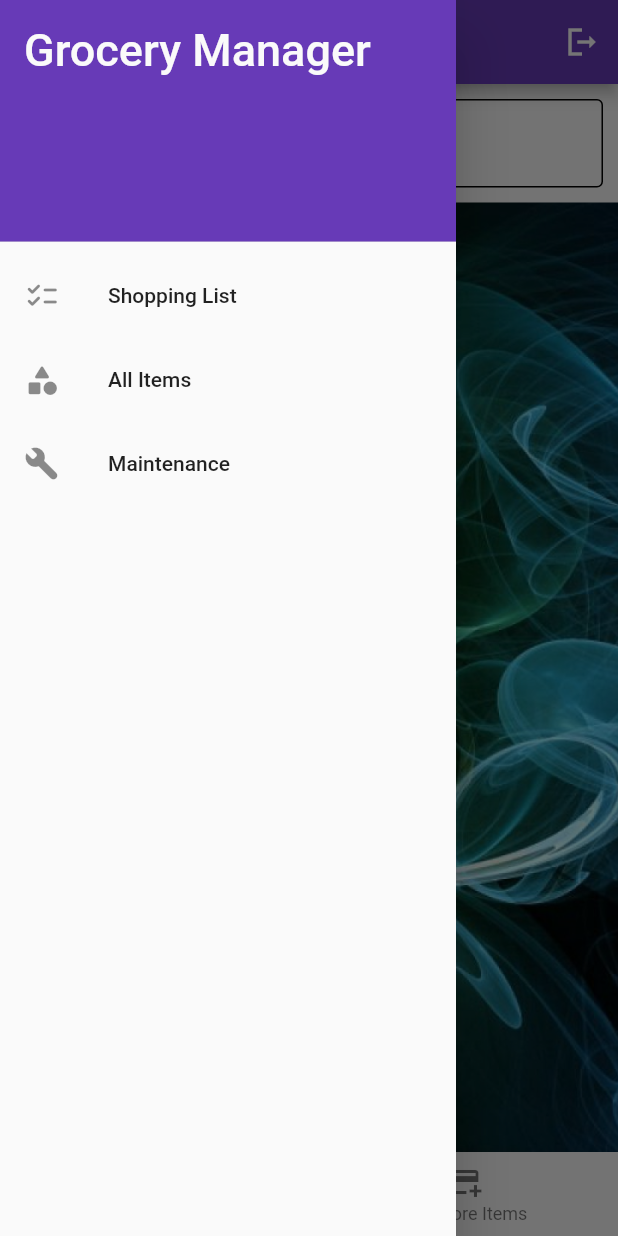
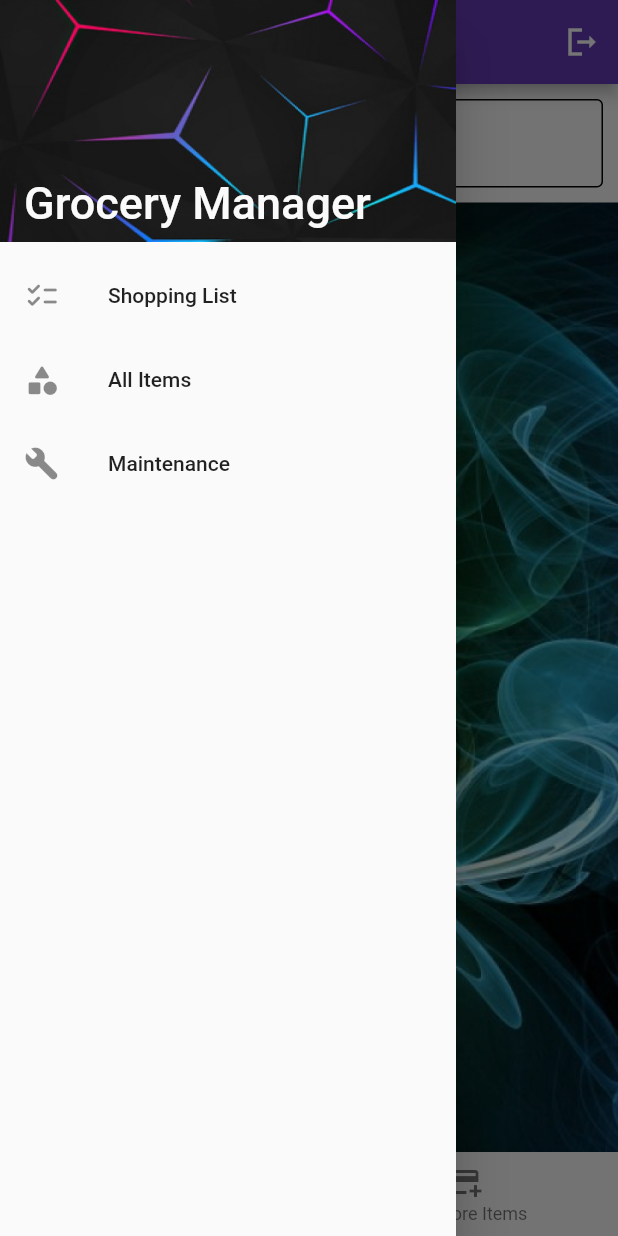
Before and after one commit to mebestaca/Grocery_Manager, a Flutter app: the screen it shows once a user with an empty profile is signed in, with the side drawer open, on a phone screen of 412 x 824 dp. Run offline on Flutter 3.47's test engine with Material 2 defaults, Android fonts, the phone set to English and light mode, and no system bars; our stand-ins replace cloud_firestore, firebase_auth, firebase_core, flutter_slidable, flutter_spinbox, flutter_spinkit; accounts and stored records are empty.

Commit message:
applied new drawer image and installed spinkit

```diff
--- a/lib/pages/dashboard/dashboard.dart
+++ b/lib/pages/dashboard/dashboard.dart
@@ -49,13 +49,20 @@ class _DashboardState extends State<Dashboard> {
           padding: EdgeInsets.zero,
           children: [
             DrawerHeader(
-                decoration: BoxDecoration(
-                    color: Theme.of(context).primaryColor
+                decoration: const BoxDecoration(
+                    image: DecorationImage(
+                        image: AssetImage("assets/grocery_manager_drawer.jpg"),
+                        fit: BoxFit.fill,
+                        alignment: Alignment.center
+                    )
                 ),
-                child: Text("Grocery Manager",
-                  style: TextStyle(
-                      fontSize: 30.0,
-                      color: Theme.of(context).canvasColor
+                child: Container(
+                  alignment: Alignment.bottomLeft,
+                  child: Text("Grocery Manager",
+                    style: TextStyle(
+                        fontSize: 30.0,
+                        color: Theme.of(context).canvasColor
+                    ),
                   ),
                 )
             ),
--- a/pubspec.yaml
+++ b/pubspec.yaml
@@ -42,6 +42,7 @@ dependencies:
   provider: ^6.0.5
   flutter_spinbox: ^0.12.0
   flutter_slidable: ^2.0.0
+  flutter_spinkit: ^5.1.0
 
 dev_dependencies:
   flutter_test:
```
Also changed, not shown: pubspec.lock.
